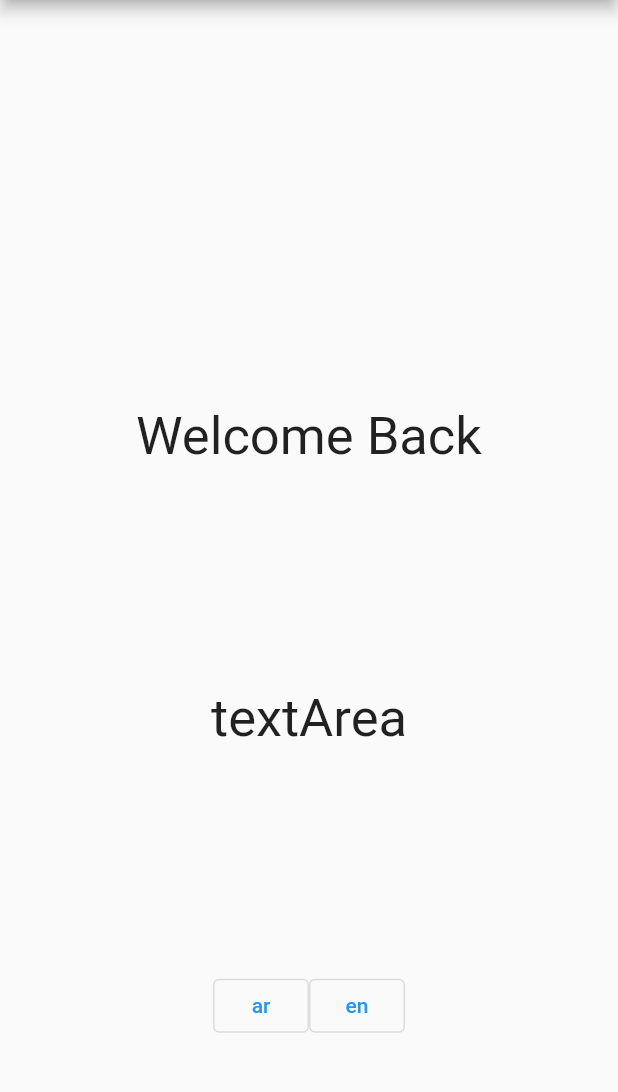
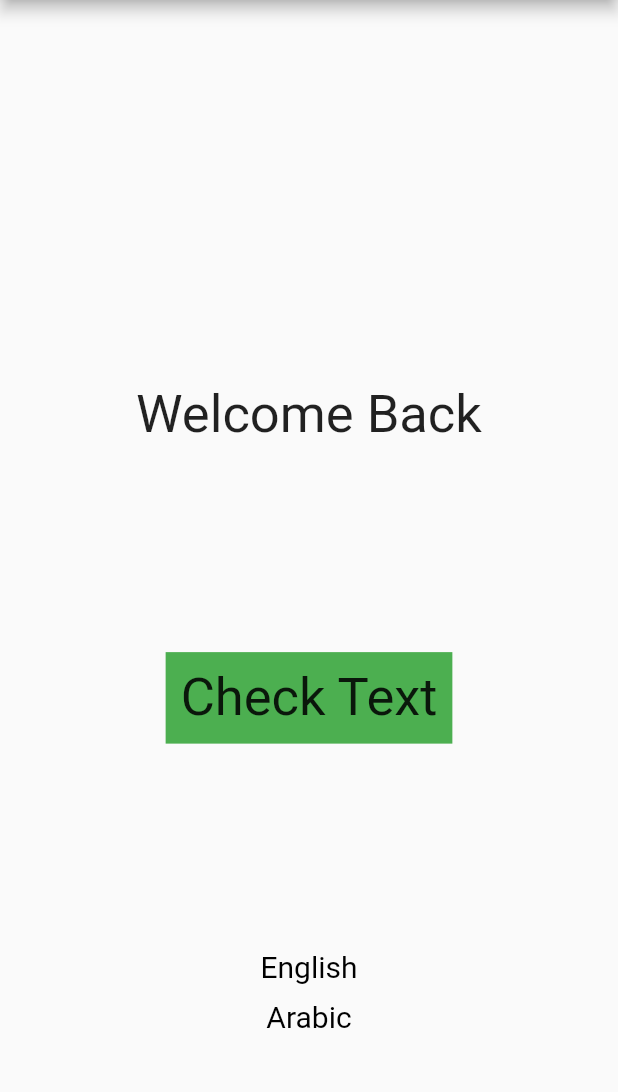
Before and after one commit to Sabahat06/localization, a Flutter app: the screen it shows after launch, on a phone screen of 412 x 824 dp, the part 84-1176 px from its top. Run offline on Flutter 3.47's test engine with Material 2 defaults, Android fonts, the phone set to English and light mode, and no system bars; our stand-ins replace localize_and_translate.

Commit message:
Final Commit

```diff
--- a/assets/lang/ar.json
+++ b/assets/lang/ar.json
@@ -2,5 +2,6 @@
   "appTitle": "تطبيق تجريبى",
   "buttonTitle": "English",
   "textArea": "هذا مجرد نموذج للتأكد من اداء الأداة",
-  "bodyOfScreen" : "مرکز"
+  "bodyOfScreen" : "مرکز",
+  "Localization" : "لوکلائزیشن"
 }
--- a/assets/lang/en.json
+++ b/assets/lang/en.json
@@ -2,5 +2,6 @@
   "appTitle": "Localization",
   "buttonTitle": "English",
   "textArea": "Welcome Back",
-  "bodyOfScreen" : "Center"
+  "bodyOfScreen" : "Center",
+  "Localization" : "Localization"
 }
--- a/assets/locales/en.json
+++ /dev/null
@@ -1,4 +0,0 @@
-{
-  "Welcome" : "Welcome",
-  "Language" : "Language"
-}
--- a/assets/locales/fa.json
+++ /dev/null
@@ -1,4 +0,0 @@
-{
-  "Welcome" : "خوش آمدید",
-  "Language" : "زبان"
-}
--- a/lib/main.dart
+++ b/lib/main.dart
@@ -8,7 +8,7 @@ main() async {
 
   await translator.init(
     localeType: LocalizationDefaultType.device,
-    languagesList: <String>['ar', 'en'],
+    languagesList: <String>['en', 'ar'],
     assetsDirectory: 'assets/lang/',
   );
 
@@ -54,16 +54,25 @@ class Home extends StatelessWidget {
             ),
             GestureDetector(
               onTap: () {Navigator.of(context).push(MaterialPageRoute(builder: (context) => SecondPage()));},
-              child: const Text(
-                'textArea',
+              child: Container(
+                color: Colors.green,
+                child: const Padding(
+                  padding: EdgeInsets.all(10),
+                  child: Text(
+                    'Check Text',
                     textAlign: TextAlign.center,
                     style: TextStyle(fontSize: 35),
                   ),
                 ),
-            Wrap(
-              children: translator.locals().map((i) {
-                return OutlinedButton(
-                  onPressed: () {
+              ),
+            ),
+            Column(
+              children: [
+                ...translator.locals().map((i) {
+                  return Column(
+                    children: [
+                      GestureDetector(
+                        onTap: (){
                           print(i.languageCode);
                           translator.setNewLanguage(
                             context,
@@ -72,9 +81,13 @@ class Home extends StatelessWidget {
                             restart: true,
                           );
                         },
-                  child: Text(i.languageCode),
+                        child: Text(i.languageCode == "ar" ? "Arabic" : "English", style: const TextStyle(color: Colors.black, fontSize: 20),),
+                      ),
+                      const SizedBox(height: 10,),
+                    ],
                   );
                 }).toList(),
+              ],
             ),
           ],
         ),
--- a/lib/second_page.dart
+++ b/lib/second_page.dart
@@ -7,9 +7,22 @@ class SecondPage extends StatelessWidget {
   @override
   Widget build(BuildContext context) {
     return Scaffold(
-      appBar: AppBar(title: Text("Localization"),),
-      body: Center(
-        child: Text('bodyOfScreen'.tr()),
+      appBar: AppBar(title: Text("Localization".tr()),),
+      body: Column(
+        crossAxisAlignment: CrossAxisAlignment.start,
+        children: [
+          // const SizedBox(width: double.infinity,),
+          Container(width: double.infinity, child: Text('bodyOfScreen'.tr())),
+          Container(width: double.infinity, child: Text('bodyOfScreen'.tr())),
+          Container(width: double.infinity, child: Text('bodyOfScreen'.tr())),
+          Container(width: double.infinity, child: Text('bodyOfScreen'.tr())),
+          Container(width: double.infinity, child: Text('bodyOfScreen'.tr())),
+          Container(width: double.infinity, child: Text('bodyOfScreen'.tr())),
+          Container(width: double.infinity, child: Text('bodyOfScreen'.tr())),
+          Container(width: double.infinity, child: Text('bodyOfScreen'.tr())),
+          Container(width: double.infinity, child: Text('bodyOfScreen'.tr())),
+          Container(width: double.infinity, child: Text('bodyOfScreen'.tr())),
+        ],
       ),
     );
   }
```
Lines whose indentation alone changed are shown as unchanged.
